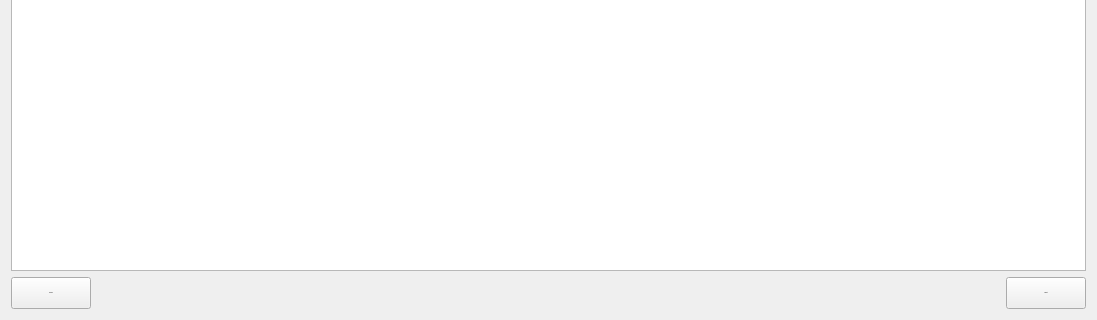
Above: rename_window.ui from TrinhLab/CASPERapp before the change; both pictures show x 0 to 1097 and y 364 to 684 of the 1097 by 684 pixel window. Below: the same form after it.
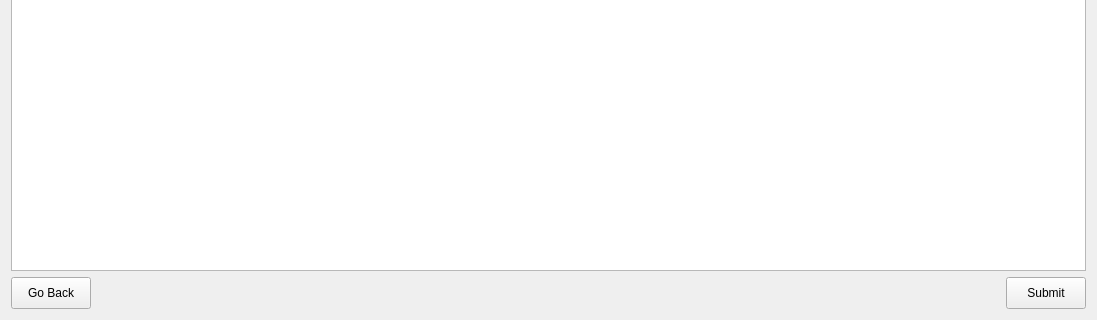
That is the form after the change.

Patch:
```diff
--- a/rename_window.ui
+++ b/rename_window.ui
@@ -31,7 +31,6 @@
   <property name="font">
    <font>
     <family>Arial</family>
-    <pointsize>-1</pointsize>
     <weight>50</weight>
     <italic>false</italic>
     <bold>false</bold>
@@ -63,7 +62,6 @@
        <property name="font">
         <font>
          <family>Arial</family>
-         <pointsize>-1</pointsize>
          <weight>50</weight>
          <italic>false</italic>
          <bold>false</bold>
```
Left out of the diff: 3 changed lines with no effect on the pictures.
